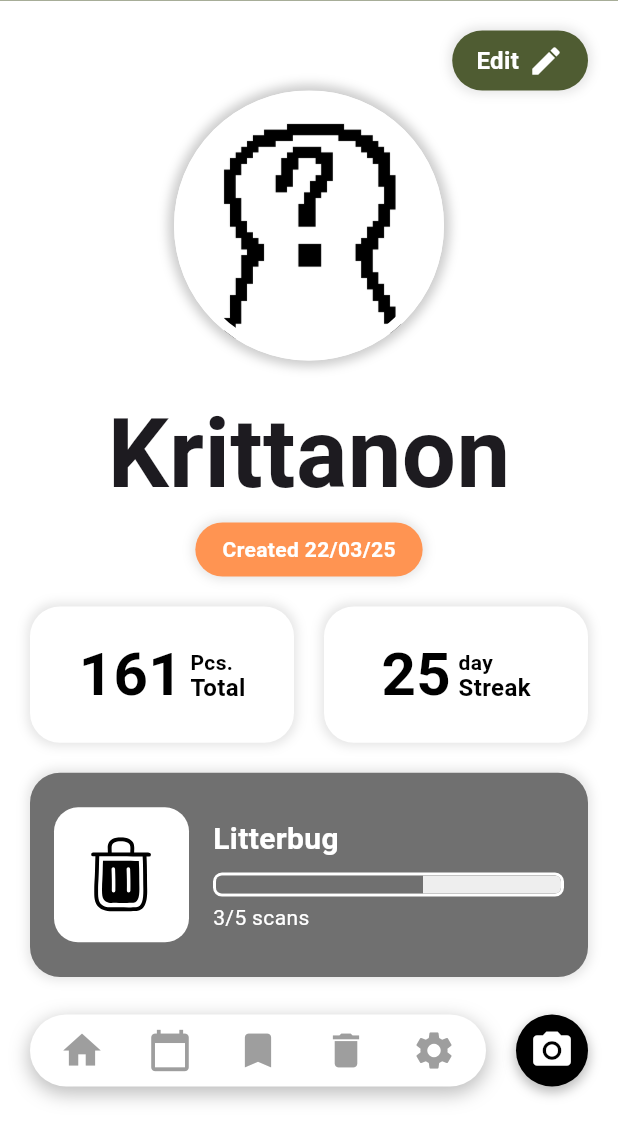
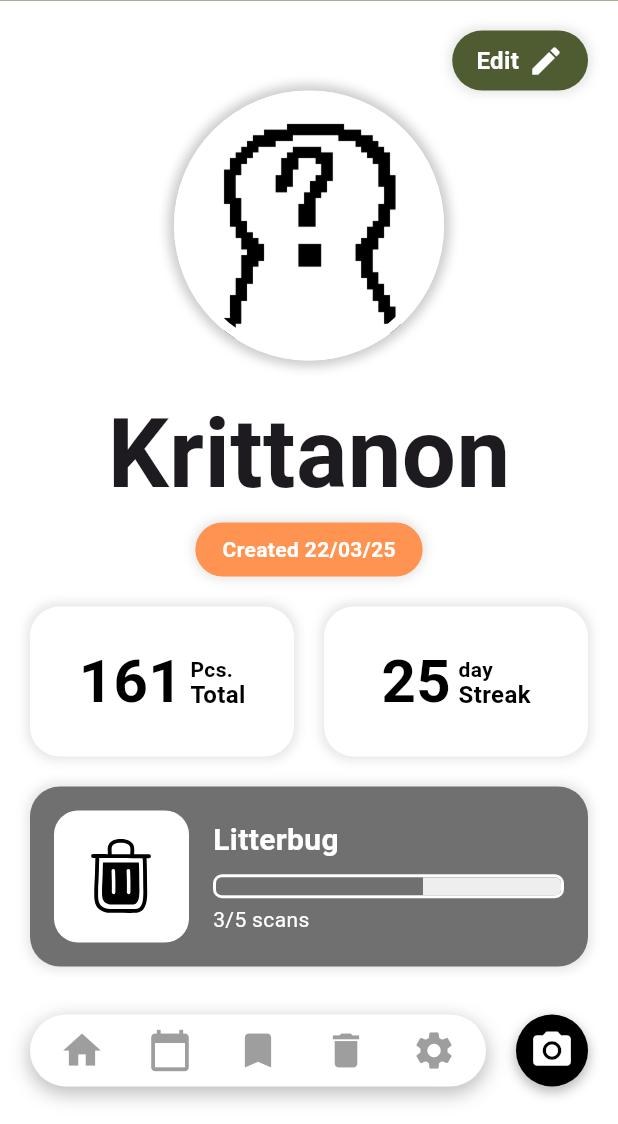
Before and after one commit to SakanaIsReal/TrashScan, a Flutter app: the AccountScreen screen opened by its route, on a phone screen of 412 x 824 dp, the part 112-1236 px from its top. Run offline on Flutter 3.47's test engine with Material 3 defaults, Android fonts, the phone set to English and light mode, and no system bars; our stand-ins replace camera, flutter_dotenv, flutter_local_notifications, flutter_svg, geolocator, go_router and 5 more; missing offline and left inert: flutter_polyline_points.

Commit message:
fix: make account screen responsive

```diff
--- a/lib/screens/account_screen.dart
+++ b/lib/screens/account_screen.dart
@@ -30,7 +30,8 @@ class _AccountScreenState extends State<AccountScreen> {
         : 0.0;
     return Scaffold(
       appBar: CustomAppBar(),
-      body: Padding(
+      body: SingleChildScrollView(
+        child: Padding(
           padding: const EdgeInsets.only(top: 20.0, left: 20.0, right: 20.0),
           child: Column(
             mainAxisAlignment: MainAxisAlignment.start,
@@ -109,7 +110,6 @@ class _AccountScreenState extends State<AccountScreen> {
                 "Krittanon",
                 style: TextStyle(fontSize: 64, fontWeight: FontWeight.bold),
               ),
-            // SizedBox(height: 8,),
               Container(
                 decoration: BoxDecoration(
                     boxShadow: [
@@ -134,18 +134,14 @@ class _AccountScreenState extends State<AccountScreen> {
               SizedBox(
                 height: 20,
               ),
-            Expanded(
-              child: Column(
-                children: [
               // First row with 2 containers (2:3 ratio)
-                  Expanded(
-                    flex: 2, // 40% of available height
+              SizedBox(
+                height: 100, // Fixed height for the first row
                 child: Row(
                   children: [
                     Expanded(
                       child: Container(
-                            margin: EdgeInsets.only(
-                                right: 10), // Spacing between containers
+                        margin: EdgeInsets.only(right: 10),
                         decoration: BoxDecoration(
                           boxShadow: [
                             BoxShadow(
@@ -172,12 +168,10 @@ class _AccountScreenState extends State<AccountScreen> {
                               width: 5,
                             ),
                             Padding(
-                                  padding:
-                                      const EdgeInsets.only(top: 6, bottom: 6),
+                              padding: const EdgeInsets.only(top: 6, bottom: 6),
                               child: Column(
                                 mainAxisAlignment: MainAxisAlignment.center,
-                                    crossAxisAlignment:
-                                        CrossAxisAlignment.start,
+                                crossAxisAlignment: CrossAxisAlignment.start,
                                 children: [
                                   Text(
                                     'Pcs.',
@@ -204,8 +198,7 @@ class _AccountScreenState extends State<AccountScreen> {
                     ),
                     Expanded(
                       child: Container(
-                            margin: EdgeInsets.only(
-                                left: 10), // Spacing between containers
+                        margin: EdgeInsets.only(left: 10),
                         decoration: BoxDecoration(
                           boxShadow: [
                             BoxShadow(
@@ -232,12 +225,10 @@ class _AccountScreenState extends State<AccountScreen> {
                               width: 5,
                             ),
                             Padding(
-                                  padding:
-                                      const EdgeInsets.only(top: 6, bottom: 6),
+                              padding: const EdgeInsets.only(top: 6, bottom: 6),
                               child: Column(
                                 mainAxisAlignment: MainAxisAlignment.center,
-                                    crossAxisAlignment:
-                                        CrossAxisAlignment.start,
+                                crossAxisAlignment: CrossAxisAlignment.start,
                                 children: [
                                   Text(
                                     'day',
@@ -270,8 +261,8 @@ class _AccountScreenState extends State<AccountScreen> {
 
               // Second single container (3:5 ratio)
               // Advancement Progress
-                  Expanded(
-                    flex: 3,
+              SizedBox(
+                height: 120, // Fixed height for the advancement container
                 child: GestureDetector(
                   onTap: () => context.push('/advancement'),
                   child: Container(
@@ -317,14 +308,11 @@ class _AccountScreenState extends State<AccountScreen> {
                                 const SizedBox(width: 16),
                                 Expanded(
                                   child: Column(
-                                        mainAxisAlignment:
-                                            MainAxisAlignment.center,
-                                        crossAxisAlignment:
-                                            CrossAxisAlignment.start,
+                                    mainAxisAlignment: MainAxisAlignment.center,
+                                    crossAxisAlignment: CrossAxisAlignment.start,
                                     children: [
                                       Text(
-                                            advancement?.title ??
-                                                'No current goal',
+                                        advancement?.title ?? 'No current goal',
                                         style: TextStyle(
                                           fontSize: 20,
                                           fontWeight: FontWeight.bold,
@@ -334,23 +322,18 @@ class _AccountScreenState extends State<AccountScreen> {
                                       const SizedBox(height: 8),
                                       Container(
                                         decoration: BoxDecoration(
-                                              borderRadius:
-                                                  BorderRadius.circular(6),
+                                          borderRadius: BorderRadius.circular(6),
                                           border: Border.all(
                                             color: Colors.white,
-                                                width:
-                                                    2.0, // Adjust border thickness as needed
+                                            width: 2.0,
                                           ),
                                         ),
                                         child: ClipRRect(
-                                              borderRadius: BorderRadius.circular(
-                                                  4), // Slightly smaller than container
+                                          borderRadius: BorderRadius.circular(4),
                                           child: LinearProgressIndicator(
                                             value: progressPercentage,
-                                                backgroundColor:
-                                                    Colors.grey[200],
-                                                color: advancement?.color ??
-                                                    Colors.grey,
+                                            backgroundColor: Colors.grey[200],
+                                            color: advancement?.color ?? Colors.grey,
                                             minHeight: 12,
                                           ),
                                         ),
@@ -377,10 +360,9 @@ class _AccountScreenState extends State<AccountScreen> {
                   ),
                 ),
               ),
+              SizedBox(height: 20), // Extra space at the bottom for scrolling
             ],
           ),
-            )
-          ],
         ),
       ),
       bottomNavigationBar: BottomNavBar(
```
Lines whose indentation alone changed are shown as unchanged.
